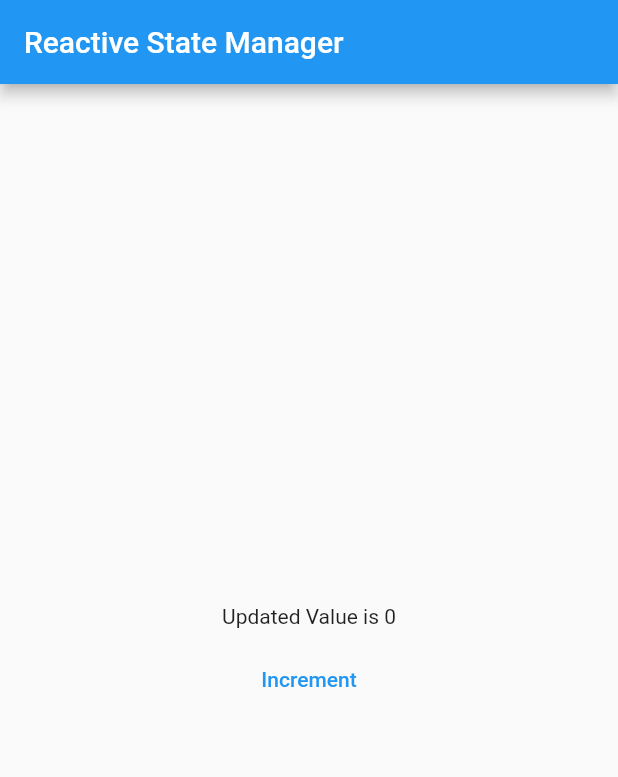
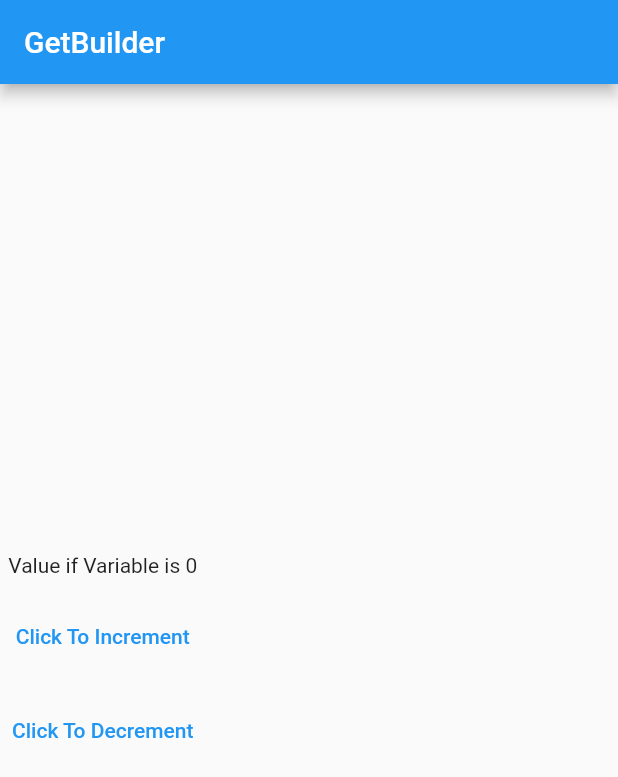
Before and after one commit to hardikcoretus/getx_demo, a Flutter app: the screen it shows after launch, on a phone screen of 412 x 824 dp. Shown: the top 777 px of the screen. Run offline on Flutter 3.47's test engine with Material 2 defaults, Android fonts, the phone set to English and light mode, and no system bars; our stand-ins replace get.

Commit message:
getbuilder simple state manager

```diff
--- /dev/null
+++ b/lib/get_builder_state_mngr_main.dart
@@ -0,0 +1,53 @@
+import 'package:flutter/material.dart';
+import 'package:flutter_getx_demo/getbuilder_controller.dart';
+import 'package:get/get.dart';
+
+class GetBuilderStateMainManager extends StatelessWidget {
+  //When you are not using init method with GetBuilder
+  GetBuilderController getBuilderController = Get.put(GetBuilderController());
+
+  @override
+  Widget build(BuildContext context) {
+    return Scaffold(
+      appBar: AppBar(
+        title: Text('GetBuilder'),
+      ),
+      body: Container(
+        child: Column(
+          mainAxisAlignment: MainAxisAlignment.center,
+          crossAxisAlignment: CrossAxisAlignment.center,
+          children: [
+            GetBuilder<GetBuilderController>(
+              //When you initialise instance at top no need of init property
+                // init: GetBuilderController(),
+                builder: (cntrlr) {
+              // return Text('Value if Variable is ${cntrlr.count}');
+              return Text('Value if Variable is ${getBuilderController.count}');
+            }),
+            const SizedBox(
+              height: 15.0,
+            ),
+            TextButton(
+                onPressed: () {
+                  //If instace of controller is initialize at top
+                  getBuilderController.incrementCounter();
+
+                  // If instance of controller not initialize at top
+                  // Get.find<GetBuilderController>().incrementCounter();
+                },
+                child: Text('Click To Increment')),
+            const SizedBox(
+              height: 15,
+            ),
+            TextButton(
+                onPressed: () {
+                  // If instance of controller not initialize at top
+                  Get.find<GetBuilderController>().decrementCounter();
+                },
+                child: Text('Click To Decrement'))
+          ],
+        ),
+      ),
+    );
+  }
+}
--- /dev/null
+++ b/lib/getbuilder_controller.dart
@@ -0,0 +1,15 @@
+import 'package:get/get.dart';
+
+class GetBuilderController extends GetxController {
+  var count = 0;
+
+  void incrementCounter() {
+    count++;
+    update(); //Will Update count varibale on ui
+  }
+
+  void decrementCounter() {
+    count--;
+    update(); //Will Update count varibale on ui
+  }
+}
--- a/lib/main.dart
+++ b/lib/main.dart
@@ -3,6 +3,7 @@ import 'package:flutter_getx_demo/getcontrollerr.dart';
 import 'package:flutter_getx_demo/home.dart';
 import 'package:get/get.dart';
 
+import 'get_builder_state_mngr_main.dart';
 import 'reactive_state_mngr_main.dart';
 
 void main() {
@@ -16,7 +17,7 @@ class MyApp extends StatelessWidget {
     return GetMaterialApp(
       title: 'Go To Next Screen',
       // home: getXComponent(),
-      home: ReactiveStateMngrMain(),
+      home: GetBuilderStateMainManager(),
 
       /* For Reactive State Management */
     );
```
